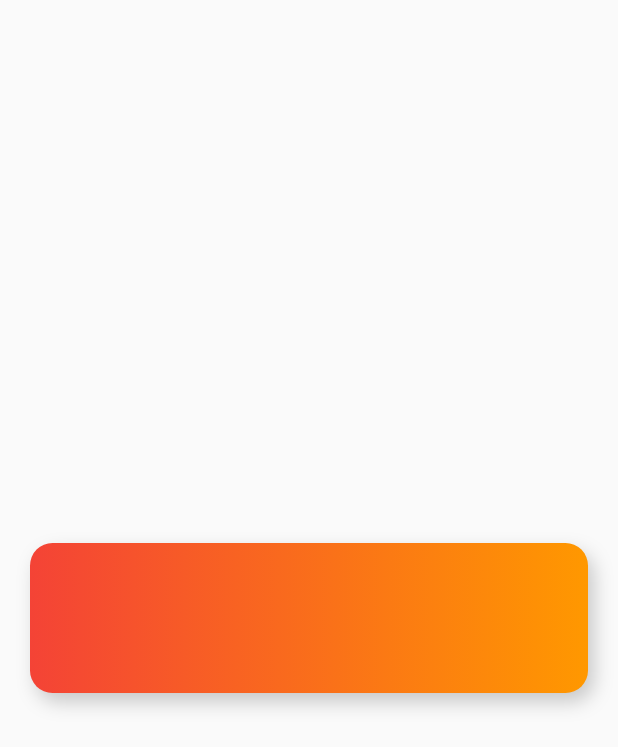
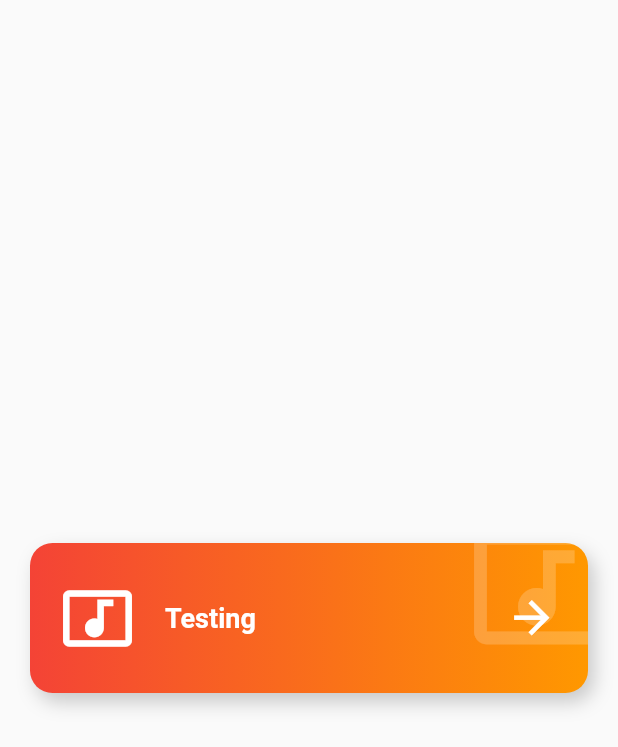
Before and after one commit to germanheinz/DesignsProFlutter, a Flutter app: the screen it shows after launch, on a phone screen of 412 x 824 dp. Shown: the top 747 px of the screen. Run offline on Flutter 3.47's test engine with Material 2 defaults, Android fonts, the phone set to English and light mode, and no system bars; our stand-ins replace flutter_svg.

Commit message:
Designs Sports Layout - Section Button

```diff
--- a/lib/widgets/SectionButton.dart
+++ b/lib/widgets/SectionButton.dart
@@ -5,7 +5,23 @@ class SectionButton extends StatelessWidget {
 
   @override
   Widget build(BuildContext context) {
-    return _BackgroundSectionButton();
+    return Stack(
+      children: [
+         _BackgroundSectionButton(),
+         Row(
+           mainAxisAlignment: MainAxisAlignment.center,
+
+           children: [
+              SizedBox(height: 140, width: 40),
+              Icon(Icons.music_video,color: Colors.white, size: 50),
+              SizedBox(width: 20),
+              Expanded(child: Text('Testing', style: TextStyle(color: Colors.white, fontWeight: FontWeight.bold, fontSize: 18),)),
+              Icon(Icons.arrow_forward,color: Colors.white, size: 35),
+              SizedBox(width: 40),
+           ],
+         )
+      ],
+    );
   }
 }
 
@@ -17,6 +33,22 @@ class _BackgroundSectionButton extends StatelessWidget {
   @override
   Widget build(BuildContext context) {
     return Container(
+
+        child: ClipRRect(
+          borderRadius: BorderRadius.circular(15),
+            child: Stack(
+            children: [
+              Positioned(
+                right: -20,
+                top: -20,
+                child: Icon(Icons.music_video, size: 100, color: Colors.white.withOpacity(0.2),),
+                // top: 30,
+                // left: 278,
+              )
+            ],
+          ),
+        ),
+
         width: double.infinity,
         height: 100,
         margin: EdgeInsets.all(20),
```
